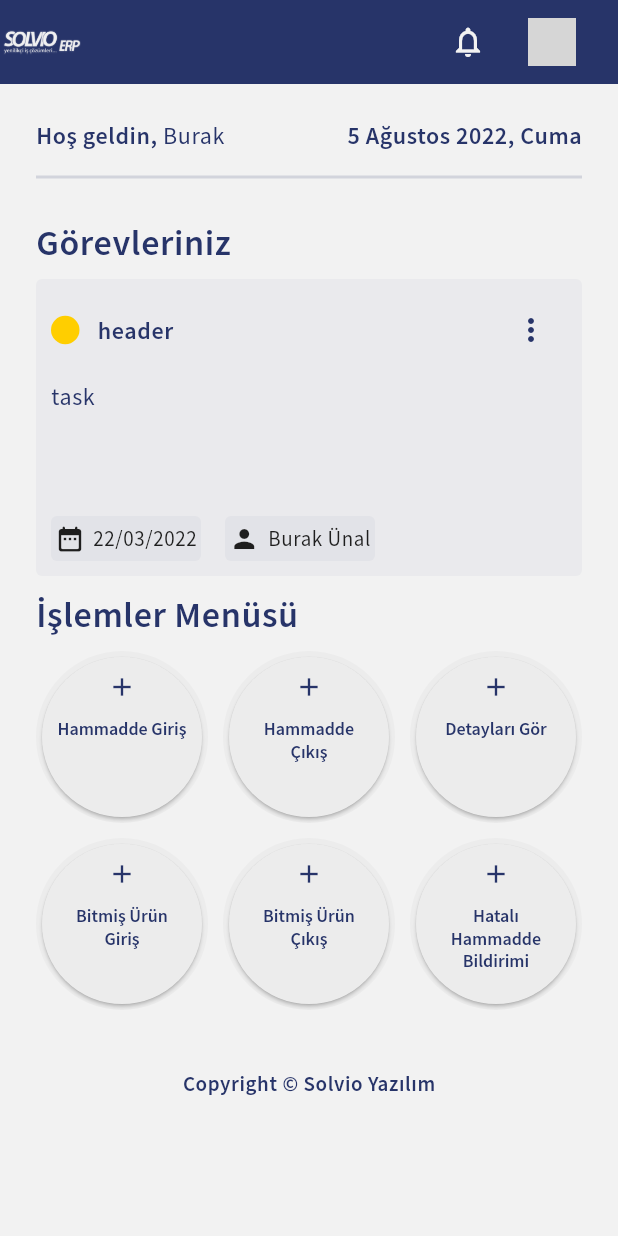
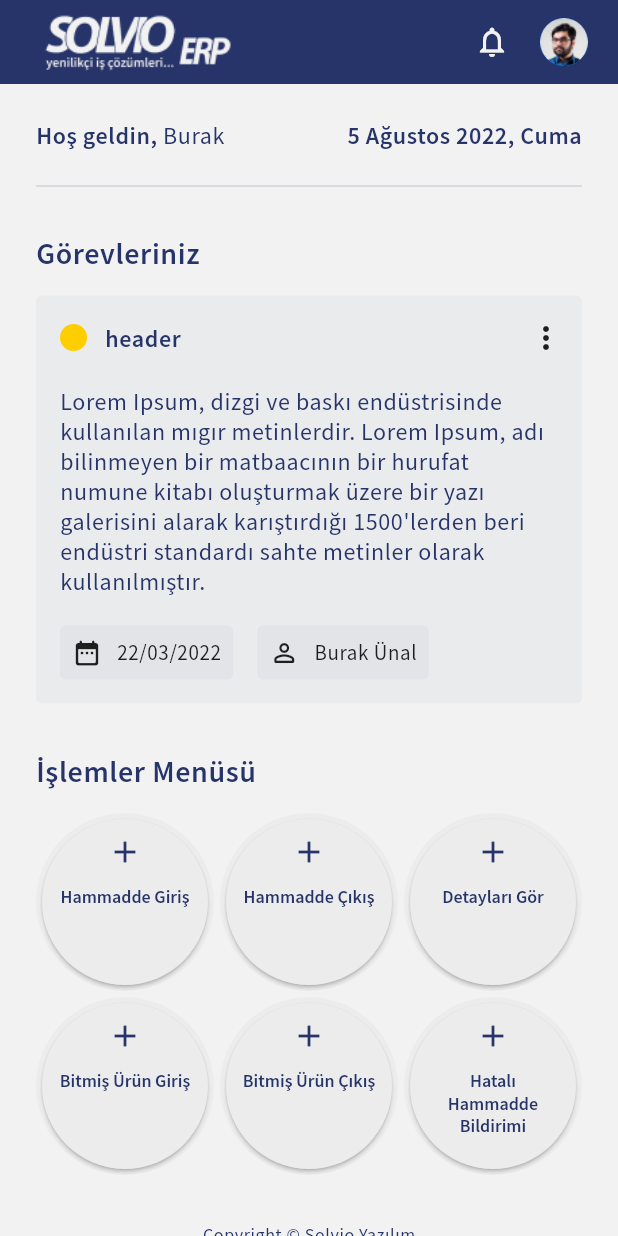
Before and after one commit to tozlukozmos/enterprise_resource_planning, a Flutter app: the screen it shows after launch, after a tap on "Giriş Yap", on a phone screen of 412 x 824 dp. Run offline on Flutter 3.47's test engine with Material 2 defaults, Android fonts, the phone set to English and light mode, and no system bars; our stand-ins replace dropdown_search, flutter_secure_storage, flutter_svg; grey boxes are pictures that could not be loaded.

Commit message:
Basic design problems solved

```diff
--- a/lib/views/home.dart
+++ b/lib/views/home.dart
@@ -18,30 +18,23 @@ class _HomeState extends State<Home> {
     return SafeArea(
       child: Scaffold(
         appBar: AppBar(
-          leading: Container(
-            decoration: const BoxDecoration(
-                image: DecorationImage(
-                    image: AssetImage("assets/images/Group 59.png"))),
+          leading: Padding(
+            padding: const EdgeInsets.only(left: 24),
+            child: Image.asset("assets/images/Group 59.png"),
           ),
+          leadingWidth: 160,
           actions: [
             const Icon(Icons.notifications_none),
-            const SizedBox(
-              width: 20,
-            ),
-            Padding(
-              padding: const EdgeInsets.only(top: 12.0, bottom: 12.0),
-              child: Stack(
+            const SizedBox(width: 12),
+            Stack(
+              alignment: Alignment.center,
               children: [
-                  Container(
-                    margin: const EdgeInsets.only(left: 8.0),
-                    height: 32,
-                    width: 32,
-                    decoration: BoxDecoration(
-                        image: const DecorationImage(image: AssetImage("soon")),
-                        color: Colors.black,
-                        borderRadius: BorderRadius.circular(100)),
+                const CircleAvatar(
+                  radius: 16,
+                  backgroundImage: AssetImage("assets/images/avatar.png"),
                 ),
                 PopupMenuButton<int>(
+                  padding: const EdgeInsets.all(8),
                   itemBuilder: (context) => [
                     PopupMenuItem(
                       onTap: () {},
@@ -52,13 +45,8 @@ class _HomeState extends State<Home> {
                             Icons.person,
                             color: AppColors.lightPrimary,
                           ),
-                            const SizedBox(
-                              width: 10,
-                            ),
-                            Text(
-                              "Profil",
-                              style: AppText.contextSemiBold,
-                            )
+                          const SizedBox(width: 10),
+                          Text("Profil", style: AppText.contextSemiBold),
                         ],
                       ),
                     ),
@@ -71,13 +59,8 @@ class _HomeState extends State<Home> {
                             Icons.settings,
                             color: AppColors.lightPrimary,
                           ),
-                            const SizedBox(
-                              width: 10,
-                            ),
-                            Text(
-                              "Ayarlar",
-                              style: AppText.contextSemiBold,
-                            )
+                          const SizedBox(width: 10),
+                          Text("Ayarlar", style: AppText.contextSemiBold),
                         ],
                       ),
                     ),
@@ -90,13 +73,8 @@ class _HomeState extends State<Home> {
                             Icons.help_outline_sharp,
                             color: AppColors.lightPrimary,
                           ),
-                            const SizedBox(
-                              width: 10,
-                            ),
-                            Text(
-                              "Yardım",
-                              style: AppText.contextSemiBold,
-                            )
+                          const SizedBox(width: 10),
+                          Text("Yardım", style: AppText.contextSemiBold),
                         ],
                       ),
                     ),
@@ -109,13 +87,8 @@ class _HomeState extends State<Home> {
                             Icons.exit_to_app_outlined,
                             color: AppColors.lightPrimary,
                           ),
-                            const SizedBox(
-                              width: 10,
-                            ),
-                            Text(
-                              "Çıkış Yap",
-                              style: AppText.contextSemiBold,
-                            )
+                          const SizedBox(width: 10),
+                          Text("Çıkış Yap", style: AppText.contextSemiBold),
                         ],
                       ),
                     )
@@ -126,21 +99,17 @@ class _HomeState extends State<Home> {
                     Icons.add,
                     color: Colors.transparent,
                   ),
-                    offset: const Offset(0, 36),
+                  offset: const Offset(0, 44),
                   color: AppColors.lightSecondary,
                   elevation: 0,
                 ),
               ],
             ),
-            ),
-            const SizedBox(
-              width: 20,
-            )
+            const SizedBox(width: 12),
           ],
         ),
-        body: ListView(padding: const EdgeInsets.all(24), children: [
-          Column(
-            crossAxisAlignment: CrossAxisAlignment.start,
+        body: ListView(
+          padding: const EdgeInsets.all(24),
           children: [
             Row(
               mainAxisAlignment: MainAxisAlignment.spaceBetween,
@@ -151,40 +120,29 @@ class _HomeState extends State<Home> {
                     Text("Burak", style: AppText.context),
                   ],
                 ),
-                  Text(
-                    "5 Ağustos 2022, Cuma",
-                    style: AppText.contextSemiBold,
-                  )
+                Text("5 Ağustos 2022, Cuma", style: AppText.contextSemiBold)
               ],
             ),
-              const SizedBox(height: 10),
-              const Divider(
-                thickness: 2,
-                color: Color.fromRGBO(39, 52, 105, 0.16),
-              ),
-              const SizedBox(height: 20),
-              Text(
-                "Görevleriniz",
-                style: AppText.headerSemiBold,
-              ),
-              const SizedBox(height: 10),
+            const SizedBox(height: 16),
+            Divider(thickness: 1, color: AppColors.lightPrimary.withOpacity(.16)),
+            const SizedBox(height: 24),
+            Text("Görevleriniz", style: AppText.titleSemiBold),
+            const SizedBox(height: 16),
             AppCards.taskCard(
               color: AppColors.lightWarning,
-                  header: "header",
-                  task: "task",
+              title: "header",
+              task: "Lorem Ipsum, dizgi ve baskı endüstrisinde kullanılan mıgır metinlerdir. Lorem Ipsum, adı bilinmeyen bir matbaacının bir hurufat numune kitabı oluşturmak üzere bir yazı galerisini alarak karıştırdığı 1500'lerden beri endüstri standardı sahte metinler olarak kullanılmıştır.",
               date: "22/03/2022",
-                  userName: "Burak Ünal"),
-              const SizedBox(height: 10),
-              Text(
-                "İşlemler Menüsü",
-                style: AppText.headerSemiBold,
+              fullName: "Burak Ünal",
             ),
-              const SizedBox(height: 10),
+            const SizedBox(height: 32),
+            Text("İşlemler Menüsü", style: AppText.titleSemiBold),
+            const SizedBox(height: 16),
             GridView.count(
               physics: const NeverScrollableScrollPhysics(),
               shrinkWrap: true,
-                  crossAxisSpacing: 10.0,
-                  mainAxisSpacing: 10.0,
+              crossAxisSpacing: 4,
+              mainAxisSpacing: 4,
               crossAxisCount: 3,
               children: [
                 AppCards.processCard(
@@ -222,19 +180,27 @@ class _HomeState extends State<Home> {
                     onTap: () {
                       Navigator.of(context)
                           .pushNamed("material_reporting_view");
-                        })
-                  ]),
-              const SizedBox(
-                height: 40,
-              ),
+                    }),
+              ],),
+            Column(
+              mainAxisAlignment: MainAxisAlignment.spaceBetween,
+              children: const [
+                SizedBox(height: 32),
                 Center(
                   child: Text(
                     "Copyright © Solvio Yazılım",
-                style: AppText.labelSemiBold,
-              ))
+                    style: TextStyle(
+                      fontSize: 12,
+                      fontWeight: FontWeight.w400,
+                      letterSpacing: 0.4,
+                      color: AppColors.lightPrimary,
+                    ),
+                  ),
+                ),
               ],
-          )
-        ]),
+            ),
+          ],
+        ),
       ),
     );
   }
--- a/lib/views/login.dart
+++ b/lib/views/login.dart
@@ -1,5 +1,7 @@
 import 'package:flutter/material.dart';
+import 'package:flutter_svg/flutter_svg.dart';
 
+import '../design/app_colors.dart';
 import '../design/app_text.dart';
 import '../widgets/app_form.dart';
 
@@ -19,21 +21,25 @@ class _LoginState extends State<Login> {
       child: Container(
         decoration: const BoxDecoration(
           image: DecorationImage(
-            image: NetworkImage("https://firebasestorage.googleapis.com/v0/b/my-first-project-5d32d.appspot.com/o/1659973205794?alt=media&token=87b033f3-1cab-4a1a-91a3-2a1d5e92b3cd"),
+            image: AssetImage("assets/images/background-login.jpg"),
             fit: BoxFit.fitWidth,
             alignment: Alignment.bottomCenter
           ),
         ),
         child: Scaffold(
           backgroundColor: Colors.transparent,
-          body: ListView(
+          body: ScrollConfiguration(
+            behavior: MyBehavior(),
+            child: ListView(
               padding: const EdgeInsets.all(24),
               children: [
                 Align(
                   alignment: Alignment.topLeft,
-                child: Image.network("https://firebasestorage.googleapis.com/v0/b/my-first-project-5d32d.appspot.com/o/1659976414000?alt=media&token=90a91945-3411-432f-8b3e-18afde8e4e85"),
+                  child: Image.asset("assets/images/logo-login.png", height: 50),
                 ),
-              Image.network("https://firebasestorage.googleapis.com/v0/b/my-first-project-5d32d.appspot.com/o/1659976603647?alt=media&token=c559ba6a-dd19-4f93-914f-fde086d45051"),
+                const SizedBox(height: 20),
+                SvgPicture.asset("assets/images/hero-login.svg", height: 120),
+                const SizedBox(height: 20),
                 Form(
                   child: Column(
                     children: [
@@ -94,7 +100,33 @@ class _LoginState extends State<Login> {
               ],
             ),
           ),
+          bottomNavigationBar: Container(
+            height: 69,
+            alignment: Alignment.bottomCenter,
+            padding: const EdgeInsets.all(24),
+            child: const Text(
+              "Copyright © Solvio Yazılım",
+              style: TextStyle(
+                fontSize: 12,
+                fontWeight: FontWeight.w400,
+                letterSpacing: 0.4,
+                color: AppColors.lightSecondary,
+              ),
+            ),
+          ),
+        ),
       ),
     );
   }
 }
+
+class MyBehavior extends ScrollBehavior {
+  @override
+  Widget buildOverscrollIndicator(
+    BuildContext context,
+    Widget child,
+    ScrollableDetails details,
+  ) {
+    return child;
+  }
+}
--- a/lib/views/material_details.dart
+++ b/lib/views/material_details.dart
@@ -72,7 +72,8 @@ class MaterialDetails extends StatelessWidget {
                                 border: Border.all(
                                     color: AppColors.lightPrimary,
                                     style: BorderStyle.solid
-                                )
+                                ),
+                              borderRadius: BorderRadius.circular(4),
                             ),
                             child: Column(
                               mainAxisAlignment: MainAxisAlignment.spaceEvenly,
--- a/lib/views/material_input.dart
+++ b/lib/views/material_input.dart
@@ -70,7 +70,8 @@ class MaterialInput extends StatelessWidget {
                                 border: Border.all(
                                     color: AppColors.lightPrimary,
                                     style: BorderStyle.solid
-                            )
+                                ),
+                              borderRadius: BorderRadius.circular(4),
                             ),
                             child: Column(
                               mainAxisAlignment: MainAxisAlignment.spaceEvenly,
--- a/lib/views/material_output.dart
+++ b/lib/views/material_output.dart
@@ -71,7 +71,8 @@ class MaterialOutput extends StatelessWidget {
                                 border: Border.all(
                                     color: AppColors.lightPrimary,
                                     style: BorderStyle.solid
-                                )
+                                ),
+                              borderRadius: BorderRadius.circular(4),
                             ),
                             child: Column(
                               mainAxisAlignment: MainAxisAlignment.spaceEvenly,
--- a/lib/views/material_reporting.dart
+++ b/lib/views/material_reporting.dart
@@ -74,7 +74,8 @@ class MaterialReporting extends StatelessWidget {
                                 border: Border.all(
                                     color: AppColors.lightPrimary,
                                     style: BorderStyle.solid
-                                )
+                                ),
+                              borderRadius: BorderRadius.circular(4),
                             ),
                             child: Column(
                               mainAxisAlignment: MainAxisAlignment.spaceEvenly,
--- a/lib/widgets/app_cards.dart
+++ b/lib/widgets/app_cards.dart
@@ -5,41 +5,31 @@ import 'package:flutter/material.dart';
 class AppCards {
   static Widget taskCard({
     required Color color,
-    required String header,
+    required String title,
     required String task,
     required String date,
-    required String userName,
+    required String fullName,
   }) {
     return Container(
-      decoration: BoxDecoration(
-          color: const Color.fromRGBO(39, 52, 105, 0.04),
-          borderRadius: BorderRadius.circular(4)),
-      child: Padding(
-        padding: const EdgeInsets.all(10),
+        padding: const EdgeInsets.only(left: 16, top: 4, bottom: 16),
+        decoration: BoxDecoration(
+          color: AppColors.lightPrimary.withOpacity(0.04),
+          borderRadius: BorderRadius.circular(4),
+        ),
         child: Column(
-          crossAxisAlignment: CrossAxisAlignment.start,
           children: [
             Row(
               mainAxisAlignment: MainAxisAlignment.spaceBetween,
               children: [
                 Row(
                   children: [
-                    Container(
-                      height: 19,
-                      width: 19,
-                      decoration: BoxDecoration(
-                        borderRadius: BorderRadius.circular(100),
-                        color: color,
-                      ),
-                    ),
+                    CircleAvatar(backgroundColor: color, radius: 9),
                     const SizedBox(width: 12),
-                    Text(
-                      header,
-                      style: AppText.contextSemiBold,
-                    )
+                    Text(title, style: AppText.contextSemiBold)
                   ],
                 ),
                 PopupMenuButton<int>(
+                  padding: const EdgeInsets.all(8),
                   itemBuilder: (context) => [
                     PopupMenuItem(
                       onTap: () {},
@@ -47,16 +37,11 @@ class AppCards {
                       child: Row(
                         children: [
                           const Icon(
-                            Icons.update_outlined,
+                            Icons.published_with_changes_rounded,
                             color: AppColors.lightPrimary,
                           ),
-                          const SizedBox(
-                            width: 10,
-                          ),
-                          Text(
-                            "İşleme Al",
-                            style: AppText.contextSemiBold,
-                          )
+                          const SizedBox(width: 10),
+                          Text("İşleme Al", style: AppText.contextSemiBold),
                         ],
                       ),
                     ),
@@ -66,16 +51,25 @@ class AppCards {
                       child: Row(
                         children: [
                           const Icon(
-                            Icons.add_alert_outlined,
+                            Icons.alarm_add_rounded,
                             color: AppColors.lightPrimary,
                           ),
-                          const SizedBox(
-                            width: 10,
+                          const SizedBox(width: 10),
+                          Text("Alarm Ekle", style: AppText.contextSemiBold),
+                        ],
+                      ),
+                    ),
+                    PopupMenuItem(
+                      onTap: () {},
+                      value: 3,
+                      child: Row(
+                        children: [
+                          const Icon(
+                            Icons.error_outline_rounded,
+                            color: AppColors.lightPrimary,
                           ),
-                          Text(
-                            "Alarm Ekle",
-                            style: AppText.contextSemiBold,
-                          )
+                          const SizedBox(width: 10),
+                          Text("Hata Bildir", style: AppText.contextSemiBold),
                         ],
                       ),
                     ),
@@ -83,41 +77,37 @@ class AppCards {
                   shape: Border.all(color: AppColors.lightPrimary),
                   splashRadius: 20,
                   icon: const Icon(
-                    Icons.more_vert,
-                    color: AppColors.lightPrimary,
+                    Icons.more_vert_rounded,
+                    color: AppColors.lightBlack,
                   ),
-                  offset: const Offset(0, 36),
+                  offset: const Offset(0, 44),
                   color: AppColors.lightSecondary,
                   elevation: 0,
                 ),
               ],
             ),
-            const SizedBox(
-              height: 10,
+            const SizedBox(height: 8),
+            Container(
+              padding: const EdgeInsets.only(right: 16),
+              child: Text(task, style: AppText.context),
             ),
-            Text(
-              task,
-              style: AppText.context,
-            ),
-            const SizedBox(
-              height: 70,
-            ),
+            const SizedBox(height: 20),
             Row(
               children: [
                 Container(
-                  height: 30,
-                  width: 100,
+                  padding: const EdgeInsets.all(8),
                   decoration: BoxDecoration(
-                      color: const Color.fromRGBO(39, 52, 105, 0.04),
-                      borderRadius: BorderRadius.circular(4)),
+                    color: AppColors.lightPrimary.withOpacity(0.04),
+                    borderRadius: BorderRadius.circular(4),
+                  ),
                   child: Row(
-                    mainAxisAlignment: MainAxisAlignment.spaceAround,
                     children: [
                       const Icon(
                         Icons.date_range_rounded,
                         color: AppColors.lightBlack,
                         size: 20,
                       ),
+                      const SizedBox(width: 10),
                       Text(
                         date,
                         style: const TextStyle(
@@ -132,21 +122,21 @@ class AppCards {
                 ),
                 const SizedBox(width: 16),
                 Container(
-                  height: 30,
-                  width: 100,
+                  padding: const EdgeInsets.all(8),
                   decoration: BoxDecoration(
-                      color: const Color.fromRGBO(39, 52, 105, 0.04),
-                      borderRadius: BorderRadius.circular(4)),
+                    color: AppColors.lightPrimary.withOpacity(0.04),
+                    borderRadius: BorderRadius.circular(4),
+                  ),
                   child: Row(
-                    mainAxisAlignment: MainAxisAlignment.spaceAround,
                     children: [
                       const Icon(
-                        Icons.person,
+                        Icons.person_outline_rounded,
                         color: AppColors.lightBlack,
                         size: 20,
                       ),
+                      const SizedBox(width: 10),
                       Text(
-                        userName,
+                        fullName,
                         style: const TextStyle(
                           fontSize: 14,
                           fontWeight: FontWeight.w400,
@@ -160,8 +150,7 @@ class AppCards {
               ],
             )
           ],
-        ),
-      ),
+        )
     );
   }
 
@@ -179,9 +168,8 @@ class AppCards {
           onTap: onTap,
           child: Card(
             color: AppColors.lightGrey,
-            shape: RoundedRectangleBorder(
+            shape: const RoundedRectangleBorder(
               borderRadius: BorderRadius.all(Radius.circular(100)),
-              side: BorderSide(color: Colors.transparent, width: 3),
             ),
             child: Container(
               padding: const EdgeInsets.all(10.0),
@@ -190,7 +178,7 @@ class AppCards {
               child: Column(
                 mainAxisAlignment: MainAxisAlignment.center,
                 children: [
-                  Icon(icon, size: 20, color: AppColors.lightPrimary),
+                  Icon(icon, size: 24, color: AppColors.lightPrimary),
                   const SizedBox(height: 10),
                   Expanded(
                     child: Text(
--- a/pubspec.yaml
+++ b/pubspec.yaml
@@ -65,7 +65,7 @@ flutter:
   #   - images/a_dot_burr.jpeg
   #   - images/a_dot_ham.jpeg
   assets:
-    - assets/images/Group 59.png
+    - assets/images/
 
   # An image asset can refer to one or more resolution-specific "variants", see
   # https://flutter.dev/assets-and-images/#resolution-aware
```
Also changed, not shown: assets/images/avatar.png (added), assets/images/background-login.jpg (added), assets/images/hero-login.svg (added), assets/images/logo-login.png (added). Lines whose indentation alone changed are shown as unchanged.
